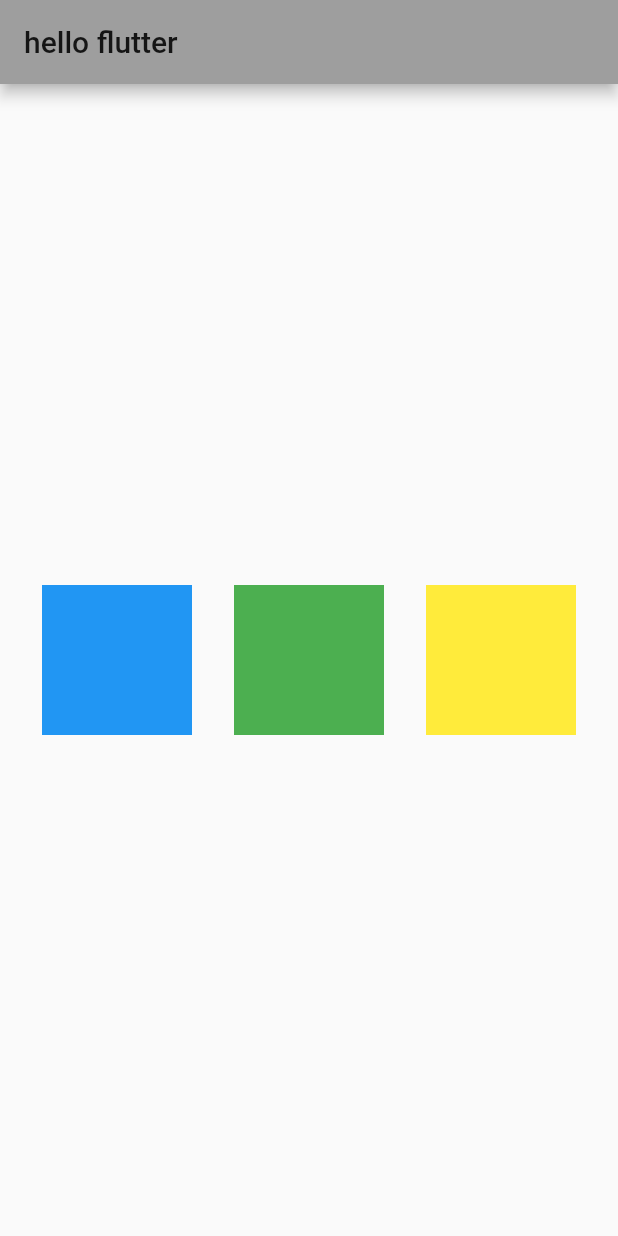
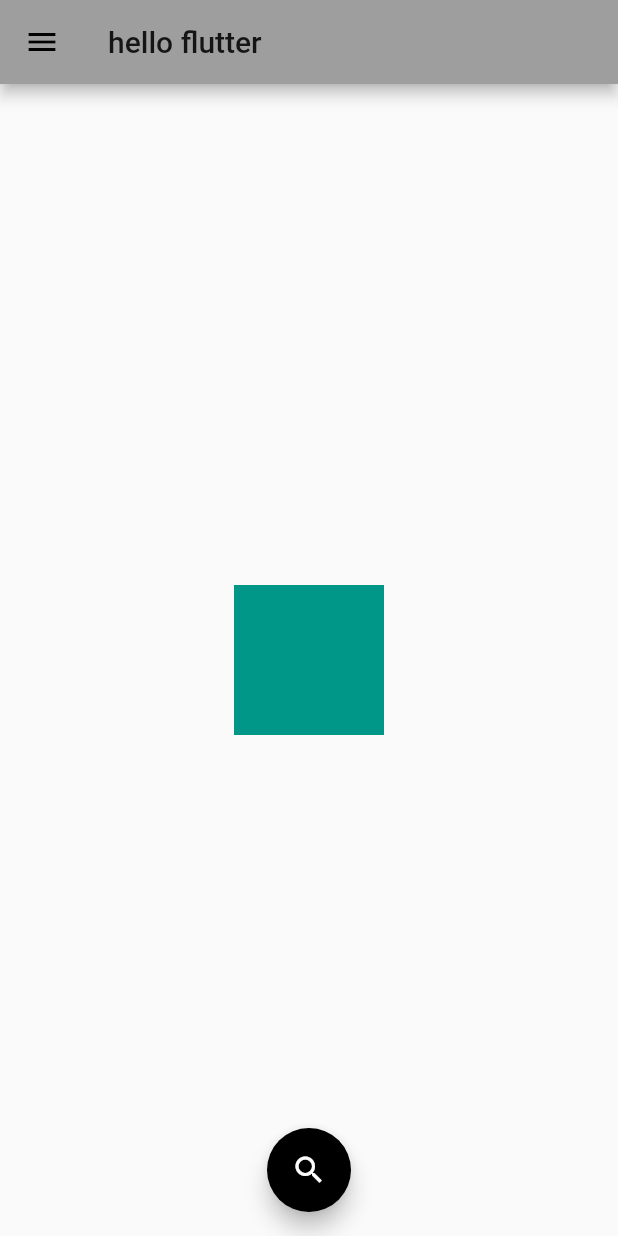
Before and after one commit to Sanjeevkumar-kv29/firstflutter, a Flutter app: the screen it shows after launch, on a phone screen of 412 x 824 dp. Run offline on Flutter 3.47's test engine with Material 2 defaults, Android fonts, the phone set to English and light mode, and no system bars.

Commit message:
initial commit

```diff
--- a/lib/main.dart
+++ b/lib/main.dart
@@ -33,32 +33,48 @@ class Homepaget2 extends StatelessWidget {
       ),
 
       body: Center(
-        child: Row(
-          // similar for Column
-          mainAxisAlignment: MainAxisAlignment.spaceEvenly,
-          crossAxisAlignment: CrossAxisAlignment.center,
+        child: Container(
+          width: 100,
+          height: 100,
+          color: Colors.teal,
+        ),
+      ),
+
+      drawer: Drawer(
+        child: ListView(
+          padding: const EdgeInsets.all(0),
           children: [
-            Container(
-              padding: const EdgeInsets.all(10),
-              width: 100,
-              height: 100,
-              color: Colors.blue,
+            /*DrawerHeader(
+              child: Text('hello'),
+              decoration: BoxDecoration(color: Colors.grey),
+            ),*/
+            UserAccountsDrawerHeader(
+              accountName: Text('name'),
+              accountEmail: Text('email@email.email'),
+              currentAccountPicture: CircleAvatar(
+                backgroundImage: NetworkImage(
+                    'https://netstorage-legit.akamaized.net/images/vllkyt1uc3jd8n61v8.jpg'),
+              ),
             ),
-            Container(
-              padding: const EdgeInsets.all(10),
-              width: 100,
-              height: 100,
-              color: Colors.green,
-            ),
-            Container(
-              padding: const EdgeInsets.all(10),
-              width: 100,
-              height: 100,
-              color: Colors.yellow,
+            ListTile(
+              leading: Icon(Icons.person),
+              title: Text('niceflutter'),
+              subtitle: Text('hola hola hola'),
+              onTap: () {},
             )
           ],
         ),
       ),
+
+      floatingActionButton: FloatingActionButton(
+        onPressed: () {},
+        backgroundColor: Colors.black,
+        child: Icon(
+          Icons.search,
+          color: Colors.white,
+        ),
+      ),
+      floatingActionButtonLocation: FloatingActionButtonLocation.centerFloat,
     );
   }
 }
```
